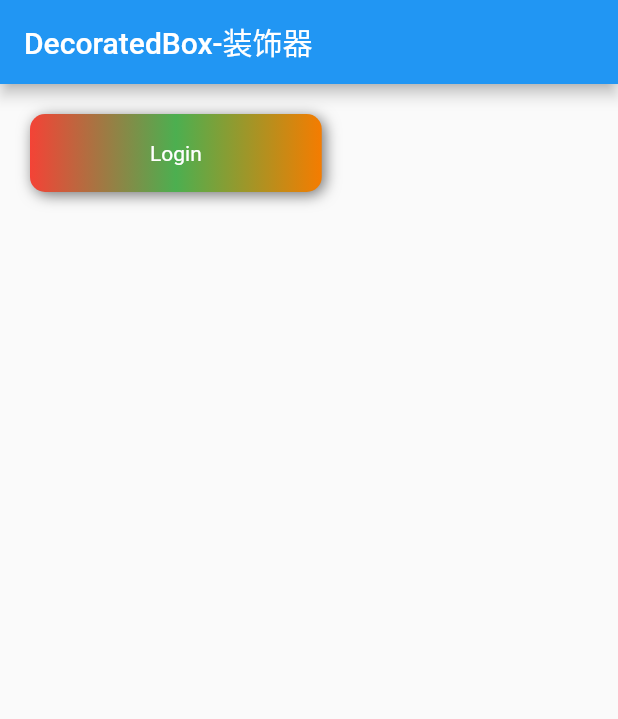
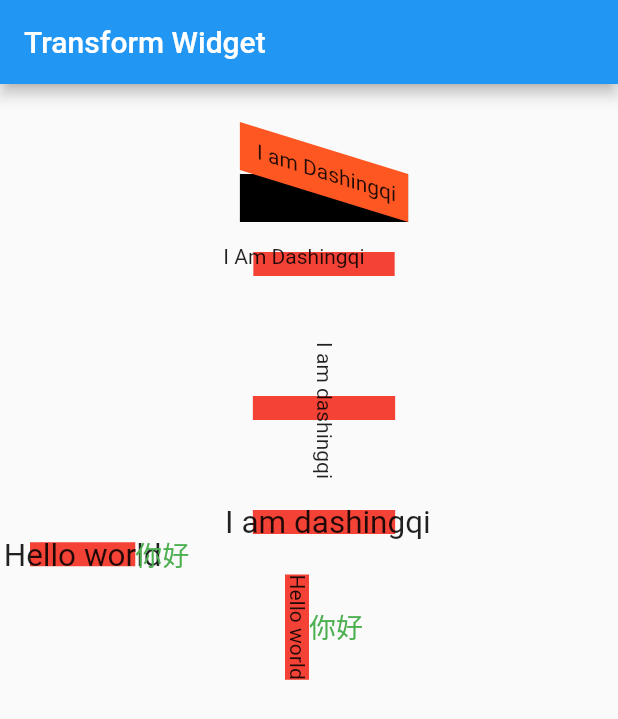
Before and after one commit to dashingqi/DQFlutter, a Flutter app: the screen it shows after launch, on a phone screen of 412 x 824 dp. Shown: the top 719 px of the screen. Run offline on Flutter 3.47's test engine with Material 2 defaults, Android fonts, the phone set to English and light mode, and no system bars.

Commit message:
【Flutter】【Transform、RotateBox】

```diff
--- /dev/null
+++ b/lib/container-widget/transform.dart
@@ -0,0 +1,97 @@
+import 'package:flutter/material.dart';
+import 'dart:math' as math;
+
+class TransformWidget extends StatefulWidget {
+  const TransformWidget({super.key});
+
+  @override
+  State<StatefulWidget> createState() {
+    return _TransformWidgetState();
+  }
+}
+
+class _TransformWidgetState extends State<TransformWidget> {
+  @override
+  Widget build(BuildContext context) {
+    return Scaffold(
+        appBar: AppBar(
+          title: const Text("Transform Widget"),
+        ),
+        body: Padding(
+            padding: const EdgeInsets.fromLTRB(20.0, 60, 0, 0),
+            child: Column(
+              children: [
+                Container(
+                  color: Colors.black,
+                  child: Transform(
+                    alignment: Alignment.topRight,
+                    transform: Matrix4.skewY(0.3),
+                    child: Container(
+                      padding: const EdgeInsets.all(8.0),
+                      color: Colors.deepOrange,
+                      child: const Text(" I am Dashingqi"),
+                    ),
+                  ),
+                ),
+                Padding(
+                    padding: EdgeInsets.only(top: 20.0),
+                    child: DecoratedBox(
+                      decoration: BoxDecoration(color: Colors.red),
+                      child: Transform.translate(
+                        offset: Offset(-20.0, -5.0),
+                        child: Text("I Am Dashingqi"),
+                      ),
+                    )),
+                Padding(
+                  padding: EdgeInsets.only(top: 80.0),
+                  child: DecoratedBox(
+                    decoration: BoxDecoration(color: Colors.red),
+                    child: Transform.rotate(
+                      angle: math.pi / 2,
+                      child: Text(" I am dashingqi"),
+                    ),
+                  ),
+                ),
+                Padding(
+                  padding: EdgeInsets.only(top: 60.0),
+                  child: DecoratedBox(
+                    decoration: BoxDecoration(color: Colors.red),
+                    child: Transform.scale(
+                      scale: 1.5,
+                      child: Text(" I am dashingqi"),
+                    ),
+                  ),
+                ),
+                Row(
+                  children: <Widget>[
+                    DecoratedBox(
+                        decoration: BoxDecoration(color: Colors.red),
+                        child: Transform.scale(
+                            scale: 1.5, child: Text("Hello world"))),
+                    Text(
+                      "你好",
+                      style: TextStyle(color: Colors.green, fontSize: 18.0),
+                    )
+                  ],
+                ),
+                const Row(
+                  mainAxisAlignment: MainAxisAlignment.center,
+                  children: <Widget>[
+                    DecoratedBox(
+                      decoration: BoxDecoration(color: Colors.red),
+                      //将Transform.rotate换成RotatedBox
+                      child: RotatedBox(
+                        quarterTurns: 1, //旋转90度(1/4圈)
+                        child: Text("Hello world"),
+                      ),
+                    ),
+                    Text(
+                      "你好",
+                      style: TextStyle(color: Colors.green, fontSize: 18.0),
+                    )
+                  ],
+                ),
+              ],
+            )));
+  }
+}
--- a/lib/main.dart
+++ b/lib/main.dart
@@ -10,6 +10,7 @@ import 'package:flutter/material.dart';
 
 import 'container-widget/decoratedbox.dart';
 import 'container-widget/padding.dart';
+import 'container-widget/transform.dart';
 import 'layout/align.dart';
 import 'layout/flex.dart';
 import 'layout/layoutbuilder.dart';
@@ -30,7 +31,7 @@ class MyApp extends StatelessWidget {
       theme: ThemeData(
         primarySwatch: Colors.blue,
       ),
-      home: const DecoratedBoxWidget(),
+      home: const TransformWidget(),
     );
   }
 }
@@ -60,7 +61,6 @@ class _MyHomePageState extends State<MyHomePage> {
         title: Text(widget.title),
       ),
       body: Center(
-
         child: Column(
           mainAxisAlignment: MainAxisAlignment.center,
           children: <Widget>[
```
